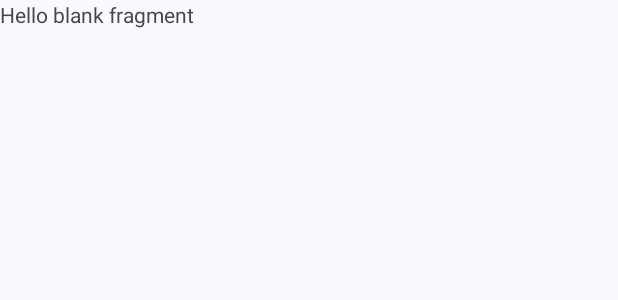
After one commit to taftaabqary/BukTrackz, an Android app: the layout fragment_detail_book.xml on its own in the app's theme, with its tools: preview values and no code run, on a phone screen of 412 x 824 dp. The commit adds this screen. Shown: the top 300 px of the screen. Run offline under Robolectric (Android 15) with nearby library versions, the phone set to English and light mode, and no system bars.

Commit message:
Fixed displaying data in home fragment and add DetailBookFragment

```diff
--- /dev/null
+++ b/app/src/main/res/layout/fragment_detail_book.xml
@@ -0,0 +1,14 @@
+<?xml version="1.0" encoding="utf-8"?>
+<FrameLayout xmlns:android="http://schemas.android.com/apk/res/android"
+    xmlns:tools="http://schemas.android.com/tools"
+    android:layout_width="match_parent"
+    android:layout_height="match_parent"
+    tools:context=".ui.detail.DetailBookFragment">
+
+    <!-- TODO: Update blank fragment layout -->
+    <TextView
+        android:layout_width="match_parent"
+        android:layout_height="match_parent"
+        android:text="@string/hello_blank_fragment" />
+
+</FrameLayout>
--- a/app/src/main/res/layout/fragment_home.xml
+++ b/app/src/main/res/layout/fragment_home.xml
@@ -111,6 +111,7 @@
             android:layout_height="wrap_content"
             android:layout_marginTop="14dp"
             tools:listitem="@layout/item_book_cover"
+            android:layout_marginHorizontal="8dp"
             tools:orientation="horizontal"
             tools:scrollbars="horizontal"
             app:layoutManager="androidx.recyclerview.widget.LinearLayoutManager"
```
Also changed, not shown: app/src/main/java/com/unsoed/buktrackz/ui/add/AddBookFragment.kt (+25 -10 lines), app/src/main/java/com/unsoed/buktrackz/ui/detail/DetailBookFragment.kt (added, +22 -0 lines), app/src/main/java/com/unsoed/buktrackz/ui/detail/DetailBookViewModel.kt (added, +7 -0 lines), app/src/main/java/com/unsoed/buktrackz/ui/home/HomeFragment.kt (+8 -4 lines).
